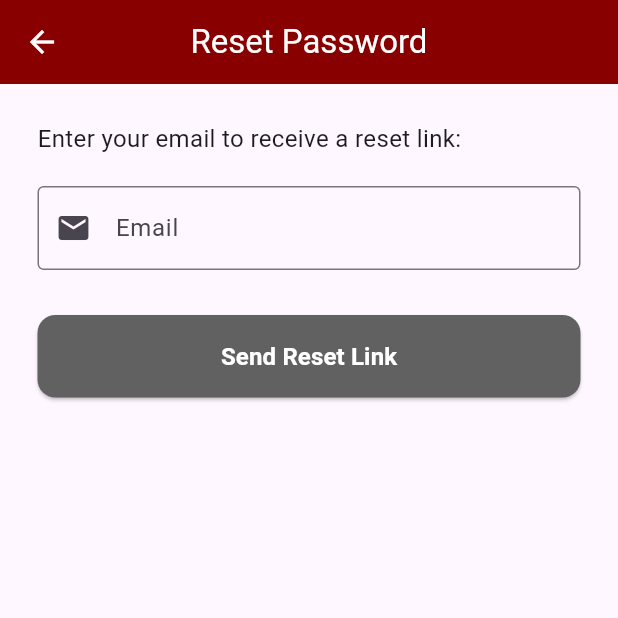
After one commit to LynWM/QuickAid, a Flutter app: the ForgotPassword screen opened directly, on a phone screen of 412 x 824 dp, the top half of it. The commit adds this screen. Run offline on Flutter 3.47's test engine with Material 3 defaults, Android fonts, the phone set to English and light mode, and no system bars; our stand-ins replace cloud_firestore, firebase_auth, firebase_core, fl_chart, geolocator, google_maps_flutter and 2 more; missing offline and left inert: google_place; accounts and stored records are empty.

Commit message:
commit --m

```diff
--- a/lib/admin/dashboard_page.dart
+++ b/lib/admin/dashboard_page.dart
@@ -144,7 +144,7 @@ class _AdminDashboardPageState extends State<DashboardPage> {
                       Navigator.pushReplacement(
                         context,
                         MaterialPageRoute(
-                          builder: (context) => const HomePage(role: 'widget.role',),
+                          builder: (context) => HomePage(role: "admin"),
                         ),
                       );
                     },
--- a/lib/components/bottom_nav_bar.dart
+++ b/lib/components/bottom_nav_bar.dart
@@ -34,7 +34,7 @@ class MyBottomNavBar extends StatelessWidget {
             ),
             GButton(
             icon: Icons.phone,
-            text: 'Contacts',
+            text: 'Hotlines',
             ),
         ],
         ),
--- a/lib/components/my_textfield.dart
+++ b/lib/components/my_textfield.dart
@@ -4,13 +4,15 @@ class MyTextField extends StatelessWidget {
   final controller;
   final String hintText;
   final bool obscureText;
+  final IconData? prefixIcon;
 
   const MyTextField({
     super.key,
     required this.controller,
     required this.hintText,
     required this.obscureText,
-    });
+    this.prefixIcon,
+  });
 
   @override
   Widget build(BuildContext context) {
@@ -20,6 +22,7 @@ class MyTextField extends StatelessWidget {
         controller: controller,
         obscureText: obscureText,
         decoration: InputDecoration(
+          prefixIcon: prefixIcon != null ? Icon(prefixIcon, color: Colors.grey[700]) : null,
           enabledBorder: OutlineInputBorder(
             borderSide: BorderSide(color: Colors.white),
           ),
--- /dev/null
+++ b/lib/services/forgot_password.dart
@@ -0,0 +1,86 @@
+import 'package:firebase_auth/firebase_auth.dart';
+import 'package:flutter/material.dart';
+
+class ForgotPassword extends StatefulWidget {
+  const ForgotPassword({super.key});
+
+  @override
+  State<ForgotPassword> createState() => _ForgotPasswordState();
+}
+
+class _ForgotPasswordState extends State<ForgotPassword> {
+  final TextEditingController _emailController = TextEditingController();
+
+  @override
+  Widget build(BuildContext context) {
+    return Scaffold(
+      appBar: AppBar(
+        backgroundColor: const Color(0xFF890000),
+        iconTheme: IconThemeData(color: Colors.white),
+        title: const Text(
+          'Reset Password',
+          style: TextStyle(color: Colors.white)),
+        centerTitle: true,
+        elevation: 0,
+      ),
+
+      body: Padding(
+        padding: EdgeInsets.all(25.0),
+        child: Column(
+          crossAxisAlignment: CrossAxisAlignment.stretch,
+          children: [
+            Text(
+              "Enter your email to receive a reset link:",
+              style: TextStyle(fontSize: 16),
+            ),
+            const SizedBox(height: 20),
+
+            //EMAIL INPUT
+            TextField(
+              controller: _emailController,
+              decoration: const InputDecoration(
+                prefixIcon: Icon(Icons.email),
+                hintText: "Email",
+                border: OutlineInputBorder(),
+              ),
+            ),
+
+            const SizedBox(height: 30),
+
+            //RESET BUTTON
+            ElevatedButton(
+              onPressed: () async {
+                try {
+                  await FirebaseAuth.instance.sendPasswordResetEmail(
+                    email: _emailController.text.trim(),
+                    );
+                    ScaffoldMessenger.of(context).showSnackBar(
+                      SnackBar(
+                        content: Text("Password reset email sent!"),
+                        ),
+                      );
+                      Navigator.pop(context); //take user back to login
+                    } catch (e) {
+                      ScaffoldMessenger.of(context).showSnackBar(
+                        SnackBar(content: Text ("Error: ${e.toString()}")),
+                      );
+                    }
+                  },
+                  style: ElevatedButton.styleFrom(
+                    backgroundColor: Colors.grey[700],
+                    padding: EdgeInsets.symmetric(vertical: 16),
+                    shape: RoundedRectangleBorder(
+                      borderRadius: BorderRadius.circular(12),
+                    ),
+                  ),
+                  child: Text(
+                    "Send Reset Link",
+                    style: TextStyle(color: Colors.white, fontSize: 16, fontWeight: FontWeight.bold),
+                  ),
+                ),
+              ],
+            ),
+          ),
+    );
+  }
+}
```
Also changed, not shown: lib/main.dart (+10 -3 lines), lib/pages/guides_page.dart (+32 -18 lines), lib/pages/intro_page.dart (+18 -12 lines), lib/pages/map_page.dart (+108 -59 lines), lib/services/authgate_page.dart (+1 -7 lines), lib/services/login_page.dart (+33 -11 lines), lib/services/signup_page.dart (+13 -7 lines), lib/subpages/guide_details_page.dart (+91 -30 lines), 27 other files.
